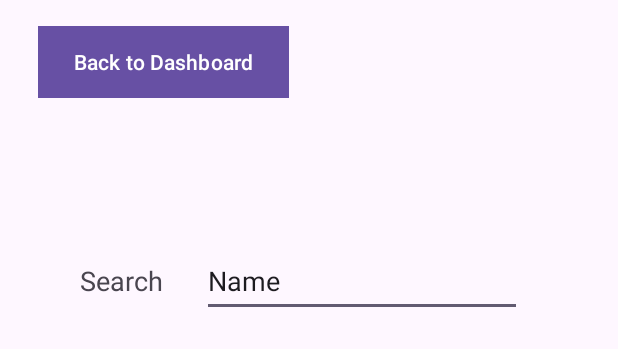
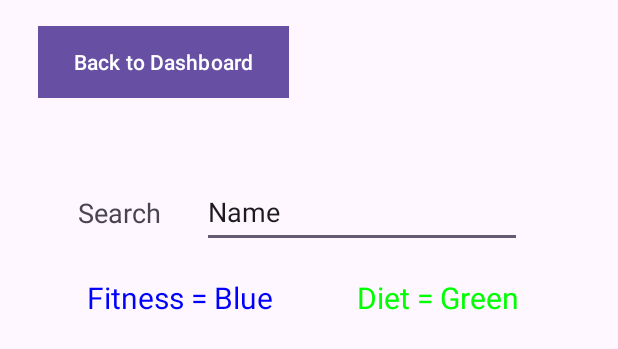
Before and after one commit to Maxwell12345678910/TotalHealth-PLUS, an Android app: the layout fragment_past_goals.xml on its own in the app's theme, with its tools: preview values and no code run, on a phone screen of 412 x 824 dp. Shown: the top 349 px of the screen. Run offline under Robolectric (Android 15) with nearby library versions, the phone set to English and light mode, and no system bars.

Commit message:
working on foods add to table

```diff
--- a/app/src/main/java/com/gamecodeschool/totalhealthplus/MainActivity.java
+++ b/app/src/main/java/com/gamecodeschool/totalhealthplus/MainActivity.java
@@ -67,12 +67,14 @@ public class MainActivity extends AppCompatActivity implements BottomNavigationV
     private BottomNavigationView bottomNavigationView;
     private SparseArray<Fragment> fragmentMap = new SparseArray<>();
     private ArrayList<String> foodSpinnerList;
+    private String currentUsername;
 
     @SuppressLint("MissingInflatedId")
     @Override
     protected void onCreate(Bundle savedInstanceState) {
 
         super.onCreate(savedInstanceState);
+        currentUsername = "";
 
         setContentView(R.layout.login_page);
 
@@ -183,6 +185,7 @@ public class MainActivity extends AppCompatActivity implements BottomNavigationV
 
 
         if (loginSuccess){
+            currentUsername = usernameCheck;
             Toast.makeText(MainActivity.this, "Login successful", Toast.LENGTH_LONG).show();
 
             currentUserGoalList = getGoalsForUser(usernameCheck);
@@ -596,7 +599,7 @@ public class MainActivity extends AppCompatActivity implements BottomNavigationV
         String foodSpinnerVal = foodSpinner.getSelectedItem().toString();
         int servingSpinnerVal = Integer.parseInt(servingsSpinner.getSelectedItem().toString());
 
-        databaseHelper.insertFoodIntake(dateString, foodSpinnerVal, servingSpinnerVal, databaseHelper.calculateCalories(foodSpinnerVal, servingSpinnerVal));
+        databaseHelper.insertFoodIntake(currentUsername, dateString, foodSpinnerVal, servingSpinnerVal, databaseHelper.calculateCalories(foodSpinnerVal, servingSpinnerVal));
         Toast.makeText(this, "Intake inserted successfully.", Toast.LENGTH_SHORT).show();
     }
 
--- a/app/src/main/res/layout/fragment_past_goals.xml
+++ b/app/src/main/res/layout/fragment_past_goals.xml
@@ -15,11 +15,11 @@
         android:layout_height="wrap_content"
         android:layout_marginStart="25dp"
         android:layout_marginTop="17dp"
-        android:layout_marginBottom="177dp"
+        android:layout_marginBottom="52dp"
         android:background="#000000"
         android:onClick="seeMainDash"
         android:text="Back to Dashboard"
-        app:layout_constraintBottom_toTopOf="@+id/goalRecyclerView"
+        app:layout_constraintBottom_toTopOf="@+id/editTextText"
         app:layout_constraintStart_toStartOf="parent"
         app:layout_constraintTop_toTopOf="parent" />
 
@@ -27,39 +27,68 @@
         android:id="@+id/editTextText"
         android:layout_width="wrap_content"
         android:layout_height="wrap_content"
-        android:layout_marginStart="70dp"
-        android:layout_marginBottom="450dp"
+        android:layout_marginEnd="12dp"
+        android:layout_marginBottom="19dp"
         android:ems="10"
         android:inputType="text"
         android:minHeight="48dp"
         android:text="Name"
-        app:layout_constraintBottom_toBottomOf="parent"
+        app:layout_constraintBottom_toTopOf="@+id/textView13"
         app:layout_constraintEnd_toEndOf="parent"
-        app:layout_constraintStart_toStartOf="parent"
-        app:layout_constraintTop_toTopOf="parent" />
+        app:layout_constraintStart_toEndOf="@+id/textView2"
+        app:layout_constraintTop_toBottomOf="@+id/button5" />
 
     <TextView
         android:id="@+id/textView2"
         android:layout_width="wrap_content"
         android:layout_height="wrap_content"
-        android:layout_marginEnd="250dp"
-        android:layout_marginBottom="450dp"
+        android:layout_marginTop="12dp"
+        android:layout_marginEnd="27dp"
         android:text="Search"
         android:textSize="18sp"
-        app:layout_constraintBottom_toBottomOf="parent"
-        app:layout_constraintEnd_toEndOf="parent"
+        app:layout_constraintEnd_toStartOf="@+id/editTextText"
+        app:layout_constraintHorizontal_chainStyle="packed"
         app:layout_constraintStart_toStartOf="parent"
-        app:layout_constraintTop_toTopOf="parent" />
+        app:layout_constraintTop_toTopOf="@+id/editTextText" />
 
     <androidx.recyclerview.widget.RecyclerView
         android:id="@+id/goalRecyclerView"
         android:layout_width="0dp"
         android:layout_height="0dp"
-        android:layout_marginStart="55dp"
-        android:layout_marginEnd="55dp"
+        android:layout_marginStart="54dp"
+        android:layout_marginEnd="54dp"
         android:layout_marginBottom="89dp"
         app:layout_constraintBottom_toBottomOf="parent"
         app:layout_constraintEnd_toEndOf="parent"
         app:layout_constraintStart_toStartOf="parent"
-        app:layout_constraintTop_toBottomOf="@+id/button5" />
+        app:layout_constraintTop_toBottomOf="@+id/textView14" />
+
+    <TextView
+        android:id="@+id/textView13"
+        android:layout_width="wrap_content"
+        android:layout_height="wrap_content"
+        android:layout_marginStart="2dp"
+        android:layout_marginBottom="31dp"
+        android:text="Fitness = Blue"
+        android:textColor="#0000FF"
+        android:textSize="20sp"
+        app:layout_constraintBottom_toTopOf="@+id/goalRecyclerView"
+        app:layout_constraintEnd_toStartOf="@+id/textView14"
+        app:layout_constraintStart_toStartOf="parent"
+        app:layout_constraintTop_toBottomOf="@+id/editTextText" />
+
+    <TextView
+        android:id="@+id/textView14"
+        android:layout_width="wrap_content"
+        android:layout_height="wrap_content"
+        android:layout_marginTop="184dp"
+        android:layout_marginEnd="10dp"
+        android:layout_marginBottom="31dp"
+        android:text="Diet = Green"
+        android:textColor="#00FF00"
+        android:textSize="20sp"
+        app:layout_constraintBottom_toTopOf="@+id/goalRecyclerView"
+        app:layout_constraintEnd_toEndOf="parent"
+        app:layout_constraintStart_toEndOf="@+id/textView13"
+        app:layout_constraintTop_toTopOf="parent" />
 </androidx.constraintlayout.widget.ConstraintLayout>
--- a/app/src/main/res/layout/goallistitem.xml
+++ b/app/src/main/res/layout/goallistitem.xml
@@ -18,7 +18,8 @@
             android:layout_weight="1"
             android:gravity="center_horizontal"
             android:text="TextView"
-            android:textSize="20sp" />
+            android:textSize="20sp"
+            android:textColor="@color/white"/>
 
     </LinearLayout>
 
```
Also changed, not shown: app/src/main/java/com/gamecodeschool/totalhealthplus/DatabaseHelper.java (+5 -2 lines), app/src/main/res/layout/prev_goal_details.xml (+16 -7 lines).
